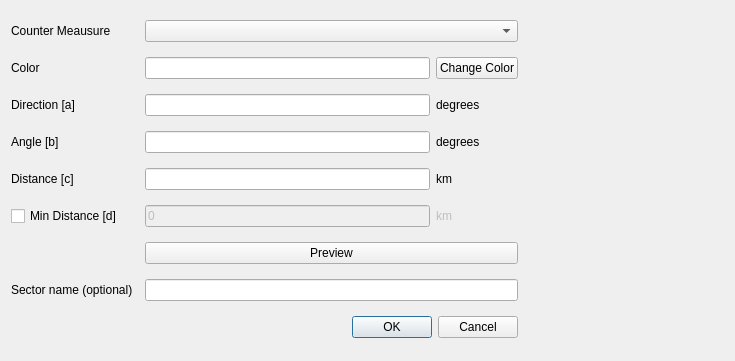
First picture: the form in SectorPlot/sectorplot_sector_dialog_base.ui, repository rduivenvoorde/sectorplot, before the edit.
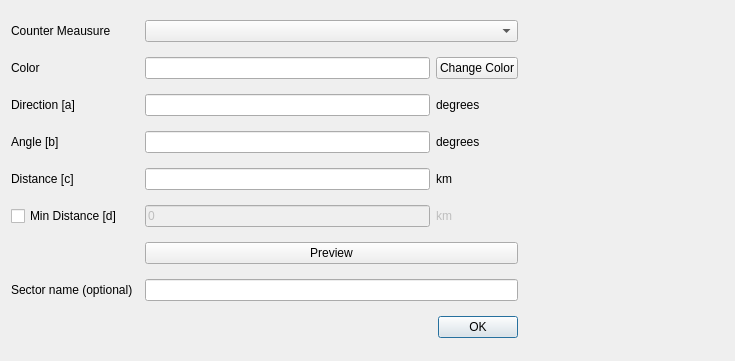
Second picture: the form after the edit. Icons and pictures are not drawn.

The edit to the form file:
```diff
--- a/SectorPlot/sectorplot_sector_dialog_base.ui
+++ b/SectorPlot/sectorplot_sector_dialog_base.ui
@@ -40,7 +40,7 @@
       <enum>Qt::Horizontal</enum>
      </property>
      <property name="standardButtons">
-      <set>QDialogButtonBox::Cancel|QDialogButtonBox::Ok</set>
+      <set>QDialogButtonBox::Ok</set>
      </property>
     </widget>
    </item>
```
